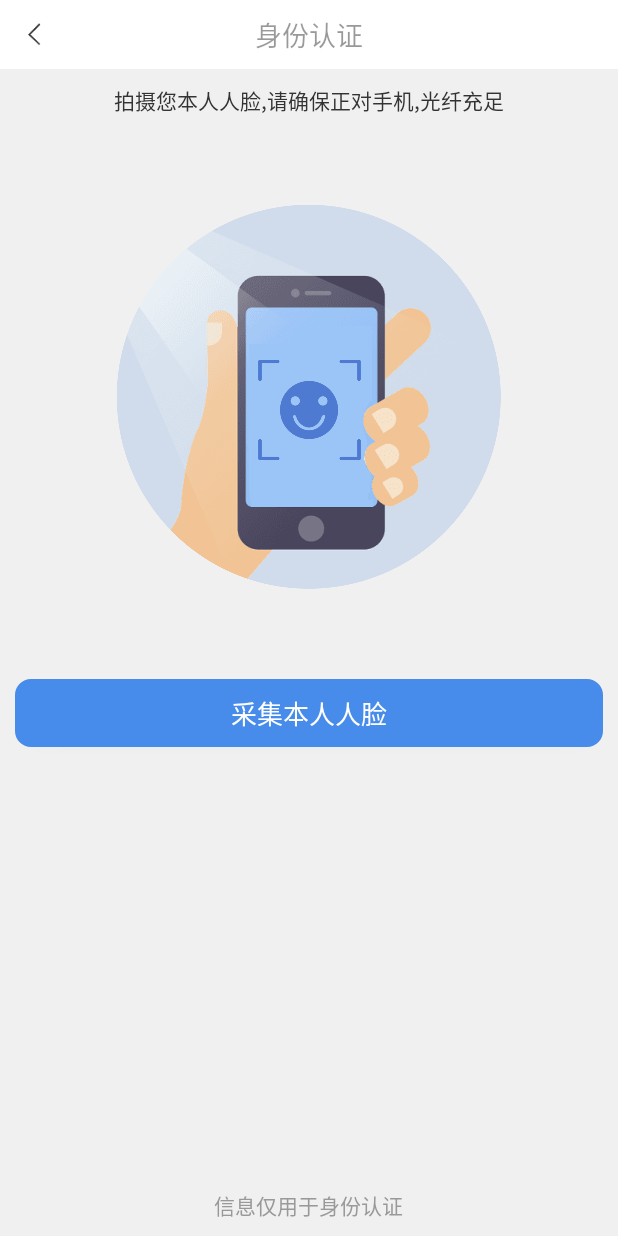
After one commit to allenlzhang/AutoGo, an Android app: the IdCardAcceptActivity screen opened directly, with no data from a screen before it, on a phone screen of 412 x 824 dp. The commit adds this screen. Run offline under Robolectric (Android 15) with nearby library versions, the phone set to English and light mode, and no system bars; our stand-ins replace ButterKnife; libraries missing offline, so code that uses them is left out: com.blankj.utilcode.

Commit message:
添加身份认证页面,认证信息验证页面

```diff
--- a/app/src/main/java/com/carlt/autogo/view/activity/user/ChangeNickNameActivity.java
+++ b/app/src/main/java/com/carlt/autogo/view/activity/user/ChangeNickNameActivity.java
@@ -49,4 +49,5 @@ public class ChangeNickNameActivity extends BaseMvpActivity {
 
     }
 
+
 }
--- /dev/null
+++ b/app/src/main/java/com/carlt/autogo/view/activity/user/accept/IdCardAcceptActivity.java
@@ -0,0 +1,60 @@
+package com.carlt.autogo.view.activity.user.accept;
+
+import android.content.Intent;
+import android.support.v7.app.AppCompatActivity;
+import android.os.Bundle;
+import android.text.TextUtils;
+import android.widget.Button;
+import android.widget.EditText;
+import android.widget.RelativeLayout;
+
+import com.blankj.utilcode.util.RegexUtils;
+import com.blankj.utilcode.util.ToastUtils;
+import com.carlt.autogo.R;
+import com.carlt.autogo.base.BaseMvpActivity;
+
+import butterknife.BindView;
+import butterknife.OnClick;
+
+/**
+ * @author wsq
+ * @time 17:42  2018/9/11/011
+ * @describe 身份认证 界面
+ */
+public class IdCardAcceptActivity extends BaseMvpActivity {
+
+    @BindView(R.id.rl_rule1) RelativeLayout rlRule1;
+    @BindView(R.id.rl_rule2) RelativeLayout rlRule2;
+    @BindView(R.id.ed_id_accept_name) EditText edIdAcceptName;
+    @BindView(R.id.ed_idcard_accept_num) EditText edIdcardAcceptNum;
+    @BindView(R.id.btn_idcard_accepte) Button btnIdcardAccepte;
+
+
+    @Override
+    protected int getContentView() {
+        return R.layout.activity_id_card_accept;
+    }
+
+    @Override
+    public void init() {
+        setTitleText("身份认证");
+    }
+
+    @OnClick(R.id.btn_idcard_accepte)
+    public void onClick(){
+        String name = edIdAcceptName.getText().toString().trim();
+        String  idCardNum = edIdcardAcceptNum.getText().toString().trim();
+
+        if(TextUtils.isEmpty(name)){
+            ToastUtils.showShort("姓名为空");
+            return;
+        }
+
+        if(!RegexUtils.isIDCard18(idCardNum) || RegexUtils.isIDCard15(idCardNum)  ){
+            ToastUtils.showShort("身份证号码不正确");
+            return;
+        }
+
+
+    }
+}
--- /dev/null
+++ b/app/src/main/res/layout/activity_id_card_accept.xml
@@ -0,0 +1,212 @@
+<?xml version="1.0" encoding="utf-8"?>
+<RelativeLayout xmlns:android="http://schemas.android.com/apk/res/android"
+    xmlns:app="http://schemas.android.com/apk/res-auto"
+    xmlns:tools="http://schemas.android.com/tools"
+    android:layout_width="match_parent"
+    android:layout_height="match_parent"
+    tools:context=".view.activity.user.accept.IdCardAcceptActivity"
+    android:background="@color/colorRegistBg"
+    >
+
+    <RelativeLayout
+        android:id="@+id/rl_rule1"
+        android:layout_width="match_parent"
+        android:layout_height="match_parent"
+        android:visibility="gone"
+        >
+
+        <TextView
+            android:id="@+id/tv_head"
+            android:layout_width="match_parent"
+            android:layout_height="wrap_content"
+            android:text="请确认是您本人,验证完后不可修改"
+            android:layout_marginLeft="20dp"
+            android:layout_marginTop="10dp"
+            />
+
+        <RelativeLayout
+            android:id="@+id/rl_head2"
+            android:layout_width="match_parent"
+            android:layout_height="60dp"
+            android:background="@color/colorWhite"
+            android:layout_below="@+id/tv_head"
+            android:layout_marginTop="10dp"
+
+            >
+
+            <TextView
+                android:layout_width="wrap_content"
+                android:layout_height="wrap_content"
+                android:text="国籍(地区)    中国大陆"
+                android:textColor="@color/colorEdtext"
+                android:textSize="17dp"
+                android:layout_centerVertical="true"
+                android:layout_marginLeft="10dp"
+                />
+
+
+        </RelativeLayout>
+
+        <RelativeLayout
+            android:id="@+id/rl_head3"
+            android:layout_width="match_parent"
+            android:layout_height="60dp"
+            android:background="@color/colorWhite"
+            android:layout_below="@+id/rl_head2"
+            android:layout_marginTop="10dp"
+
+            >
+
+            <TextView
+                android:id="@+id/tv_name"
+                android:layout_width="wrap_content"
+                android:layout_height="wrap_content"
+                android:text="真实姓名"
+                android:textColor="@color/colorEdtext"
+                android:textSize="17dp"
+                android:layout_centerVertical="true"
+                android:layout_marginLeft="10dp"
+                />
+
+
+            <EditText
+                android:id="@+id/ed_id_accept_name"
+                android:layout_toRightOf="@+id/tv_name"
+                style="@style/EdCommonLoginAndRegister"
+                android:layout_width="match_parent"
+                android:layout_height="45dp"
+                android:layout_centerVertical="true"
+                android:hint="请填写真实姓名"
+                android:layout_marginLeft="10dp"
+                />
+
+        </RelativeLayout>
+
+        <RelativeLayout
+            android:id="@+id/rl_head4"
+            android:layout_width="match_parent"
+            android:layout_height="60dp"
+            android:background="@color/colorWhite"
+            android:layout_below="@+id/rl_head3"
+            android:layout_marginTop="10dp"
+            >
+
+            <TextView
+                android:layout_width="wrap_content"
+                android:layout_height="wrap_content"
+                android:text="证件 类型    身份证"
+                android:textColor="@color/colorEdtext"
+                android:textSize="17dp"
+                android:layout_centerVertical="true"
+                android:layout_marginLeft="10dp"
+                />
+
+        </RelativeLayout>
+
+        <RelativeLayout
+            android:id="@+id/rl_head5"
+            android:layout_width="match_parent"
+            android:layout_height="60dp"
+            android:background="@color/colorWhite"
+            android:layout_below="@+id/rl_head4"
+            android:layout_marginTop="10dp"
+
+            >
+
+            <TextView
+                android:id="@+id/tv_idcard_num"
+                android:layout_width="wrap_content"
+                android:layout_height="wrap_content"
+                android:text="证件号码"
+                android:textColor="@color/colorEdtext"
+                android:textSize="17dp"
+                android:layout_centerVertical="true"
+                android:layout_marginLeft="10dp"
+                />
+
+
+
+            <EditText
+                android:id="@+id/ed_idcard_accept_num"
+                android:layout_toRightOf="@+id/tv_idcard_num"
+                style="@style/EdCommonLoginAndRegister"
+                android:layout_width="match_parent"
+                android:layout_height="45dp"
+                android:layout_centerVertical="true"
+                android:hint="请填写证件号码"
+                android:layout_marginLeft="10dp"
+                />
+
+        </RelativeLayout>
+
+        <Button
+            android:id="@+id/btn_idcard_accepte"
+            android:layout_width="match_parent"
+            android:layout_height="wrap_content"
+            style="@style/BtnCommonCommit"
+            android:layout_below="@+id/rl_head5"
+            android:text="确认并提交"
+            android:layout_marginTop="40dp"
+            />
+    </RelativeLayout>
+
+
+    <RelativeLayout
+        android:id="@+id/rl_rule2"
+        android:layout_width="match_parent"
+        android:layout_height="match_parent">
+
+        <TextView
+            android:id="@+id/tv_r2_head"
+            android:layout_width="wrap_content"
+            android:layout_height="wrap_content"
+            android:text="拍摄您本人人脸,请确保正对手机,光纤充足"
+            android:layout_marginLeft="20dp"
+            android:layout_marginTop="10dp"
+           android:layout_centerHorizontal="true"
+            android:textColor="@color/colorEdtext"
+            />
+        <TextView
+            android:id="@+id/tv_username"
+            android:layout_width="wrap_content"
+            android:layout_height="wrap_content"
+            android:layout_below="@+id/tv_r2_head"
+            android:layout_centerHorizontal="true"
+            android:textColor="@color/textColorGray"
+            />
+
+        <ImageView
+            android:id="@+id/img_face"
+            android:layout_width="wrap_content"
+            android:layout_height="wrap_content"
+            android:layout_below="@+id/tv_username"
+            android:layout_centerHorizontal="true"
+            android:src="@mipmap/accept_from_face"
+            android:layout_marginTop="40dp"
+            />
+
+        <Button
+            android:layout_width="match_parent"
+            style="@style/BtnCommonCommit"
+            android:layout_below="@+id/img_face"
+            android:layout_marginTop="60dp"
+            android:text="采集本人人脸"
+            android:textSize="17dp"
+            />
+
+        <TextView
+            android:id="@+id/tv_bottom"
+            android:layout_width="wrap_content"
+            android:layout_height="wrap_content"
+            android:layout_centerHorizontal="true"
+            android:textColor="@color/textColorGray"
+            android:layout_alignParentBottom="true"
+            android:layout_marginBottom="10dp"
+            android:text="信息仅用于身份认证"
+
+            />
+    </RelativeLayout>
+
+
+
+</RelativeLayout>
--- a/app/src/main/res/values/strings.xml
+++ b/app/src/main/res/values/strings.xml
@@ -1,4 +1,8 @@
 <resources>
     <string name="app_name">AutoGo</string>
     <string name="app_law"> 服务条款及免费声明  </string>
+    <string name="user_id_accept_payment">个人支付宝</string>
+    <string name="user_id_accept_payment_info">若支付宝已实名,只需一键授权</string>
+    <string name="user_id_accept_idcard">身份证认证</string>
+    <string name="user_id_accept_idcard_info">本过程需要你本人完成,准备好身份证</string>
 </resources>
--- a/app/src/main/res/values/styles.xml
+++ b/app/src/main/res/values/styles.xml
@@ -87,7 +87,7 @@
     <style name="BtnCommonCommit">
         <item name="android:background">@drawable/login_commit_bg_select</item>
         <item name="android:textColor">@color/colorWhite</item>
-        <item name="android:textSize">25dp</item>
+        <item name="android:textSize">20dp</item>
         <item name="android:gravity">center</item>
         <item name="android:layout_width">match_parent</item>
         <item name="android:layout_height">45dp</item>
```
Also changed, not shown: app/src/main/AndroidManifest.xml (+10 -9 lines), app/src/main/java/com/carlt/autogo/view/activity/user/accept/UserIdChooseActivity.java (added, +45 -0 lines), app/src/main/res/layout/activity_user_id_choose.xml (added, +133 -0 lines), app/src/main/res/mipmap-xxhdpi/accept_from_face.png (added), app/src/main/res/mipmap-xxhdpi/ic_accept_idcard.png (added), app/src/main/res/mipmap-xxhdpi/ic_accept_paymnet.png (added).
